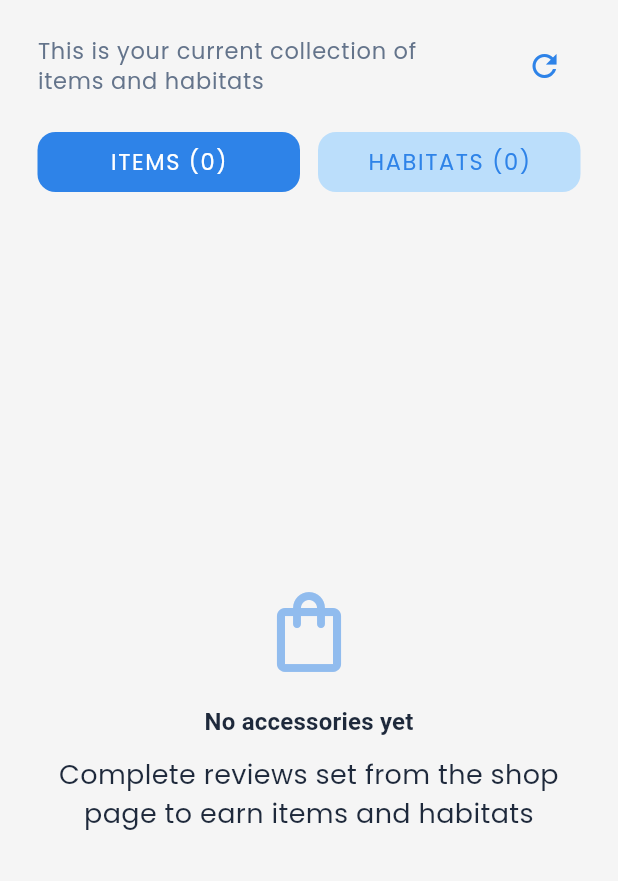
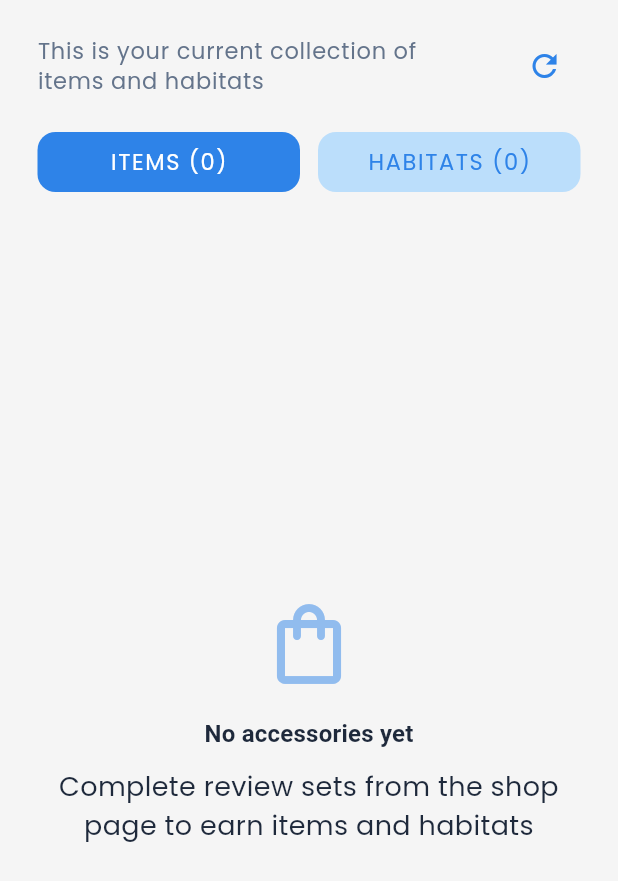
Before and after one commit to khalilFadi/safeScales-App, a Flutter app: the ItemsScreen screen opened directly, on a phone screen of 412 x 824 dp. Shown: the top 881 px of the screen. Run offline on Flutter 3.47's test engine with Material 3 defaults, Android fonts, the phone set to English and light mode, and no system bars; our stand-ins replace flutter_dotenv, flutter_markdown, flutter_tts, font_awesome_flutter, google_fonts, package_info_plus and 2 more; missing offline and left inert: dart:js; accounts and stored records are empty; project files that could hold a hidden picture were left out.

Commit message:
matching the no habitat and no items screen to each other

```diff
--- a/lib/ui/screens/items_screen.dart
+++ b/lib/ui/screens/items_screen.dart
@@ -229,20 +229,11 @@ class _ItemsScreenState extends State<ItemsScreen> {
             const SizedBox(height: 10),
             Text(
               selectedTab == 0
-                  ? 'Complete reviews set from the shop page to earn items and habitats'
-                  : 'Complete lessons and quizzes to\nunlock beautiful habitats!',
+                  ? 'Complete review sets from the shop page to earn items and habitats'
+                  : 'Complete lessons and quizzes to unlock beautiful habitats!',
               style: theme.textTheme.bodyMedium,
               textAlign: TextAlign.center,
             ),
-            const SizedBox(height: 16),
-            if (selectedTab == 1)
-              ElevatedButton(
-                onPressed: () {
-                  // Navigate to lessons or shop
-                  // Navigator.pushNamed(context, '/lessons');
-                },
-                child: const Text('Start Learning'),
-              ),
           ],
         ),
       );
```
